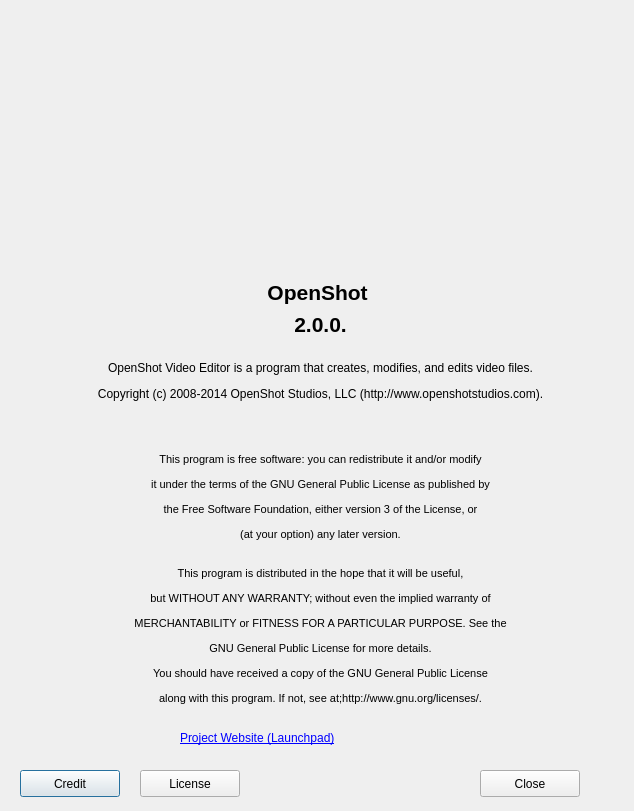
Before: the Qt Designer form src/windows/ui/about.ui in OpenShot/openshot-qt, drawn with Qt 5.
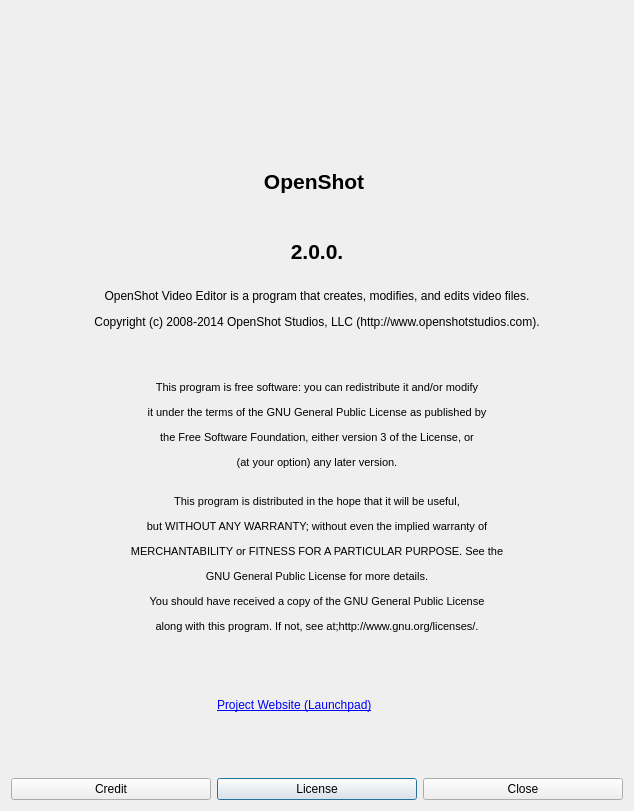
After: the same form once the commit is applied. Icons and pictures are not drawn.

```diff
--- a/src/windows/ui/about.ui
+++ b/src/windows/ui/about.ui
@@ -23,34 +23,8 @@
   <property name="locale">
    <locale language="English" country="UnitedStates"/>
   </property>
-  <widget class="QWidget" name="verticalLayoutWidget">
-   <property name="geometry">
-    <rect>
-     <x>20</x>
-     <y>9</y>
-     <width>602</width>
-     <height>261</height>
-    </rect>
-   </property>
-   <layout class="QVBoxLayout" name="verticalLayout">
-    <item>
-     <widget class="QLabel" name="label">
-      <property name="pixmap">
-       <pixmap>../../images/AboutLogo.png</pixmap>
-      </property>
-     </widget>
-    </item>
-   </layout>
-  </widget>
-  <widget class="QWidget" name="verticalLayoutWidget_2">
-   <property name="geometry">
-    <rect>
-     <x>20</x>
-     <y>280</y>
-     <width>601</width>
-     <height>58</height>
-    </rect>
-   </property>
+  <layout class="QGridLayout" name="gridLayout">
+   <item row="1" column="0" colspan="3">
    <layout class="QVBoxLayout" name="verticalLayout_2">
     <item>
      <widget class="QLabel" name="txtname">
@@ -64,22 +38,17 @@
     </item>
     <item>
      <widget class="QLabel" name="txtversion">
+       <property name="autoFillBackground">
+        <bool>true</bool>
+       </property>
       <property name="text">
        <string>&lt;html&gt;&lt;head/&gt;&lt;body&gt;&lt;p align=&quot;center&quot;&gt;&lt;span style=&quot; font-size:16pt; font-weight:600;&quot;&gt;2.0.0.&lt;/span&gt;&lt;/p&gt;&lt;/body&gt;&lt;/html&gt;</string>
       </property>
      </widget>
     </item>
    </layout>
-  </widget>
-  <widget class="QWidget" name="verticalLayoutWidget_3">
-   <property name="geometry">
-    <rect>
-     <x>20</x>
-     <y>339</y>
-     <width>601</width>
-     <height>388</height>
-    </rect>
-   </property>
+   </item>
+   <item row="2" column="0" colspan="3">
    <layout class="QVBoxLayout" name="verticalLayout_3">
     <item>
      <widget class="QLabel" name="label_4">
@@ -92,16 +61,30 @@
      </widget>
     </item>
    </layout>
-  </widget>
+   </item>
+   <item row="4" column="1">
+    <widget class="QPushButton" name="btnlicense">
+     <property name="text">
+      <string>License</string>
+     </property>
+    </widget>
+   </item>
+   <item row="4" column="0">
+    <widget class="QPushButton" name="btncredit">
+     <property name="text">
+      <string>Credit</string>
+     </property>
+    </widget>
+   </item>
+   <item row="4" column="2">
+    <widget class="QPushButton" name="pushButton_3">
+     <property name="text">
+      <string>Close</string>
+     </property>
+    </widget>
+   </item>
+   <item row="3" column="1">
   <widget class="QLabel" name="label_3">
-   <property name="geometry">
-    <rect>
-     <x>180</x>
-     <y>730</y>
-     <width>271</width>
-     <height>16</height>
-    </rect>
-   </property>
    <property name="text">
     <string>&lt;!DOCTYPE HTML PUBLIC &quot;-//W3C//DTD HTML 4.0//EN&quot; &quot;http://www.w3.org/TR/REC-html40/strict.dtd&quot;&gt;
 &lt;html&gt;&lt;head&gt;&lt;meta name=&quot;qrichtext&quot; content=&quot;1&quot; /&gt;&lt;style type=&quot;text/css&quot;&gt;
@@ -113,45 +96,19 @@
     <bool>true</bool>
    </property>
   </widget>
-  <widget class="QPushButton" name="btncredit">
-   <property name="geometry">
-    <rect>
-     <x>20</x>
-     <y>770</y>
-     <width>100</width>
-     <height>27</height>
-    </rect>
-   </property>
-   <property name="text">
-    <string>Credit</string>
-   </property>
-  </widget>
-  <widget class="QPushButton" name="btnlicense">
-   <property name="geometry">
-    <rect>
-     <x>140</x>
-     <y>770</y>
-     <width>100</width>
-     <height>27</height>
-    </rect>
-   </property>
-   <property name="text">
-    <string>License</string>
-   </property>
-  </widget>
-  <widget class="QPushButton" name="pushButton_3">
-   <property name="geometry">
-    <rect>
-     <x>480</x>
-     <y>770</y>
-     <width>100</width>
-     <height>27</height>
-    </rect>
-   </property>
-   <property name="text">
-    <string>Close</string>
-   </property>
-  </widget>
+   </item>
+   <item row="0" column="0" colspan="3">
+    <layout class="QVBoxLayout" name="verticalLayout">
+     <item>
+      <widget class="QLabel" name="label">
+       <property name="pixmap">
+        <pixmap>../../images/AboutLogo.png</pixmap>
+       </property>
+      </widget>
+     </item>
+    </layout>
+   </item>
+  </layout>
  </widget>
  <resources/>
  <connections>
```
Lines whose indentation alone changed are shown as unchanged.
